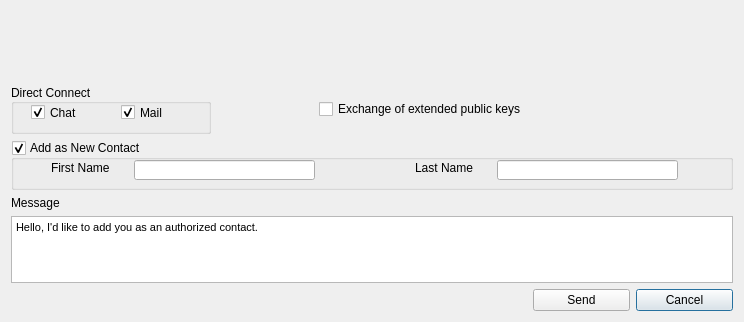
InvictusInnovations/keyhotee, file AddressBook/RequestAuthorization.ui: the form before one commit.
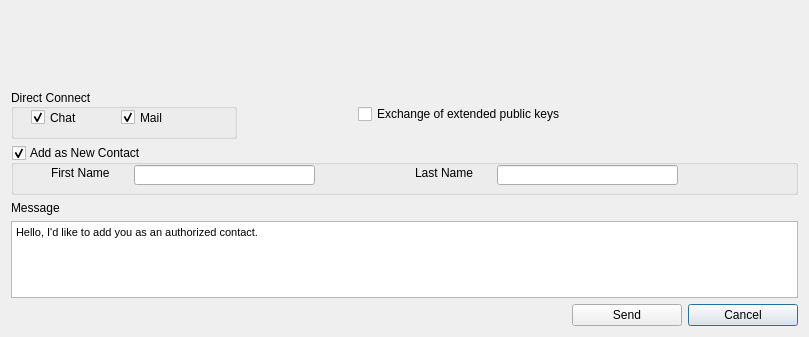
The form after the commit. Custom widgets are drawn as their Qt base class.

Commit message: [GS] Contact Authorization #252 - in progress... 38%

```diff
--- a/AddressBook/RequestAuthorization.ui
+++ b/AddressBook/RequestAuthorization.ui
@@ -9,14 +9,14 @@
    <rect>
     <x>0</x>
     <y>0</y>
-    <width>744</width>
-    <height>322</height>
+    <width>809</width>
+    <height>337</height>
    </rect>
   </property>
   <property name="minimumSize">
    <size>
     <width>0</width>
-    <height>50</height>
+    <height>330</height>
    </size>
   </property>
   <property name="windowTitle">
@@ -179,6 +179,11 @@
         <height>20</height>
        </rect>
       </property>
+      <property name="font">
+       <font>
+        <pointsize>10</pointsize>
+       </font>
+      </property>
      </widget>
      <widget class="QLabel" name="label">
       <property name="geometry">
@@ -215,6 +220,11 @@
         <height>20</height>
        </rect>
       </property>
+      <property name="font">
+       <font>
+        <pointsize>10</pointsize>
+       </font>
+      </property>
      </widget>
     </widget>
    </item>
@@ -223,7 +233,7 @@
      <property name="minimumSize">
       <size>
        <width>0</width>
-       <height>70</height>
+       <height>72</height>
       </size>
      </property>
     </widget>
```
The commit also changes 10 other files.
